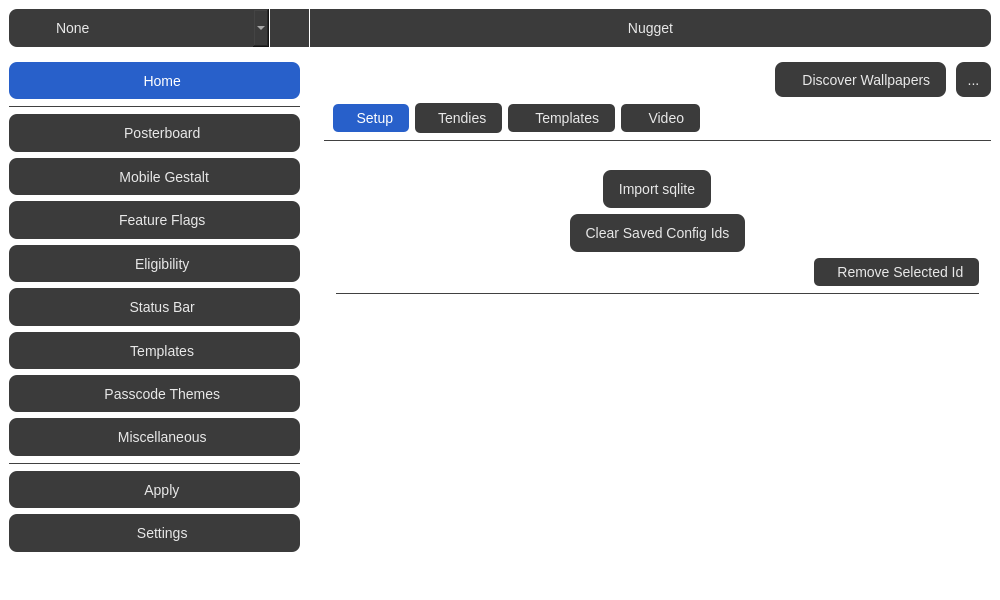
The window that src/qt/mainwindow.ui (leminlimez/Nugget) describes before a commit, drawn with Qt 5.
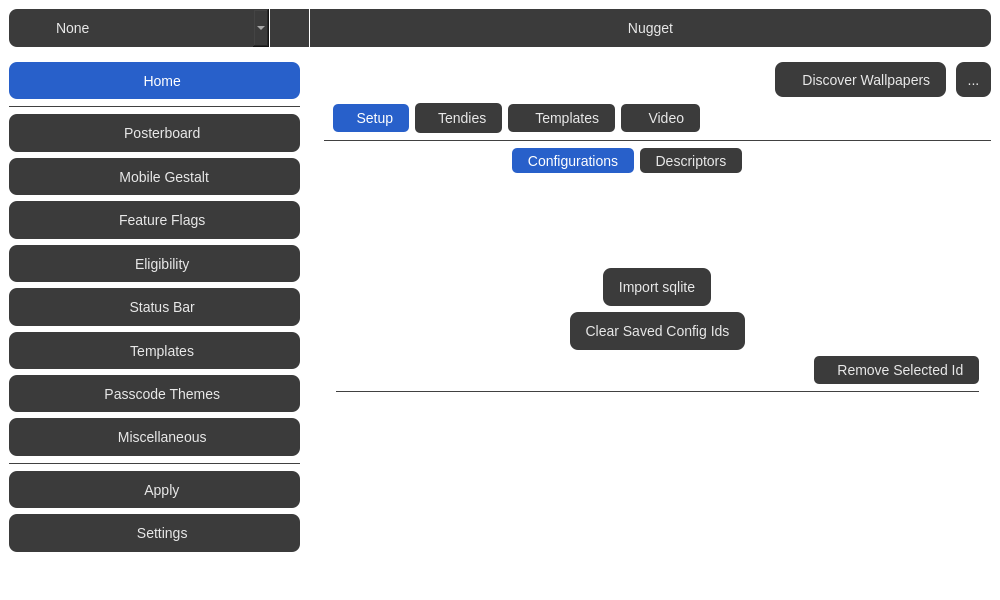
The same window after the commit. The open tabs and pages were chosen to show the change. Icons and pictures are not drawn.

Commit message: add back descriptors + option to apply configs

Patch:
```diff
--- a/src/qt/mainwindow.ui
+++ b/src/qt/mainwindow.ui
@@ -8875,6 +8875,138 @@
                    <number>0</number>
                   </property>
                   <item>
+                   <widget class="QWidget" name="pbApplyMethods" native="true">
+                    <property name="styleSheet">
+                     <string notr="true">QToolButton {
+	min-height: 25px;
+	border-radius: 5px;
+}</string>
+                    </property>
+                    <layout class="QHBoxLayout" name="horizontalLayout_38">
+                     <property name="leftMargin">
+                      <number>0</number>
+                     </property>
+                     <property name="topMargin">
+                      <number>0</number>
+                     </property>
+                     <property name="rightMargin">
+                      <number>0</number>
+                     </property>
+                     <property name="bottomMargin">
+                      <number>0</number>
+                     </property>
+                     <item>
+                      <widget class="QLabel" name="label_68">
+                       <property name="maximumSize">
+                        <size>
+                         <width>150</width>
+                         <height>16777215</height>
+                        </size>
+                       </property>
+                       <property name="text">
+                        <string>Apply Method:</string>
+                       </property>
+                      </widget>
+                     </item>
+                     <item>
+                      <spacer name="horizontalSpacer_26">
+                       <property name="orientation">
+                        <enum>Qt::Horizontal</enum>
+                       </property>
+                       <property name="sizeType">
+                        <enum>QSizePolicy::Fixed</enum>
+                       </property>
+                       <property name="sizeHint" stdset="0">
+                        <size>
+                         <width>80</width>
+                         <height>20</height>
+                        </size>
+                       </property>
+                      </spacer>
+                     </item>
+                     <item>
+                      <widget class="QToolButton" name="useConfigsBtn">
+                       <property name="maximumSize">
+                        <size>
+                         <width>16777215</width>
+                         <height>25</height>
+                        </size>
+                       </property>
+                       <property name="text">
+                        <string>Configurations</string>
+                       </property>
+                       <property name="checkable">
+                        <bool>true</bool>
+                       </property>
+                       <property name="checked">
+                        <bool>true</bool>
+                       </property>
+                      </widget>
+                     </item>
+                     <item>
+                      <widget class="QToolButton" name="useDescriptorsBtn">
+                       <property name="maximumSize">
+                        <size>
+                         <width>16777215</width>
+                         <height>25</height>
+                        </size>
+                       </property>
+                       <property name="text">
+                        <string>Descriptors</string>
+                       </property>
+                       <property name="checkable">
+                        <bool>true</bool>
+                       </property>
+                      </widget>
+                     </item>
+                     <item>
+                      <spacer name="horizontalSpacer_25">
+                       <property name="orientation">
+                        <enum>Qt::Horizontal</enum>
+                       </property>
+                       <property name="sizeType">
+                        <enum>QSizePolicy::Expanding</enum>
+                       </property>
+                       <property name="sizeHint" stdset="0">
+                        <size>
+                         <width>40</width>
+                         <height>20</height>
+                        </size>
+                       </property>
+                      </spacer>
+                     </item>
+                    </layout>
+                   </widget>
+                  </item>
+                  <item>
+                   <spacer name="descriptorsSpacer">
+                    <property name="orientation">
+                     <enum>Qt::Vertical</enum>
+                    </property>
+                    <property name="sizeHint" stdset="0">
+                     <size>
+                      <width>20</width>
+                      <height>40</height>
+                     </size>
+                    </property>
+                   </spacer>
+                  </item>
+                  <item>
+                   <widget class="QWidget" name="configOptions" native="true">
+                    <layout class="QVBoxLayout" name="verticalLayout_74">
+                     <property name="leftMargin">
+                      <number>0</number>
+                     </property>
+                     <property name="topMargin">
+                      <number>0</number>
+                     </property>
+                     <property name="rightMargin">
+                      <number>0</number>
+                     </property>
+                     <property name="bottomMargin">
+                      <number>0</number>
+                     </property>
+                     <item>
                    <widget class="QLabel" name="pbDBLbl">
                     <property name="text">
                      <string>sqlite: None</string>
@@ -8990,6 +9122,9 @@
                   </item>
                   <item>
                    <widget class="QListWidget" name="savedConfigIdsList"/>
+                     </item>
+                    </layout>
+                   </widget>
                   </item>
                  </layout>
                 </widget>
```
Lines whose indentation alone changed are shown as unchanged. The commit also changes 5 other files.
